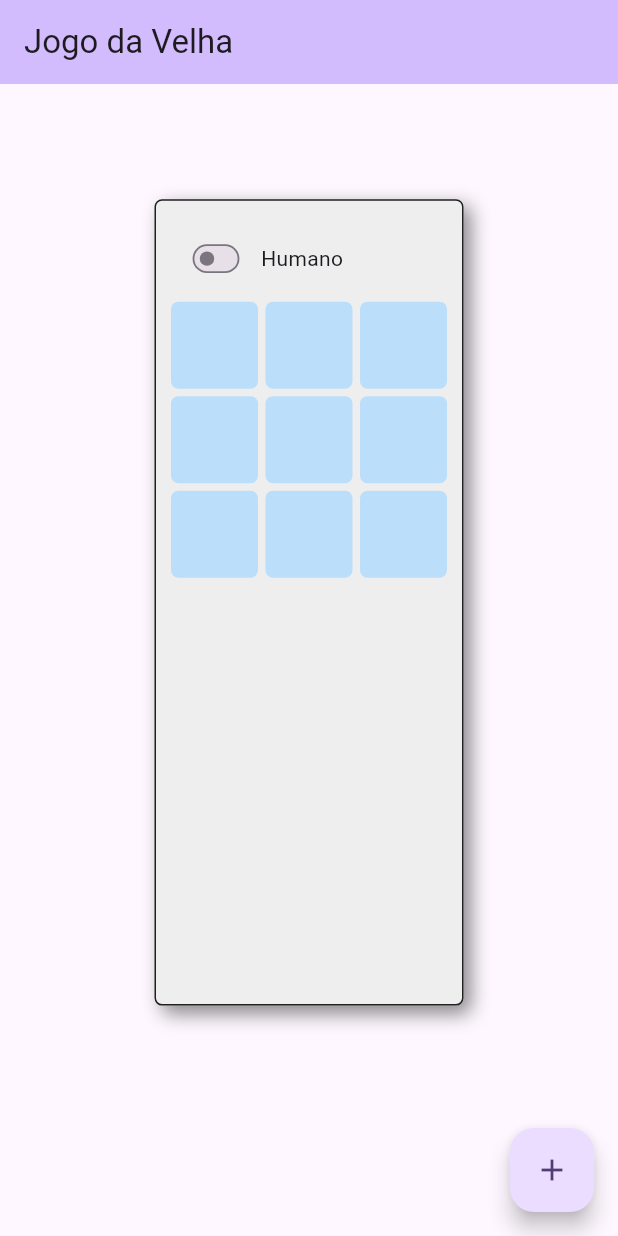
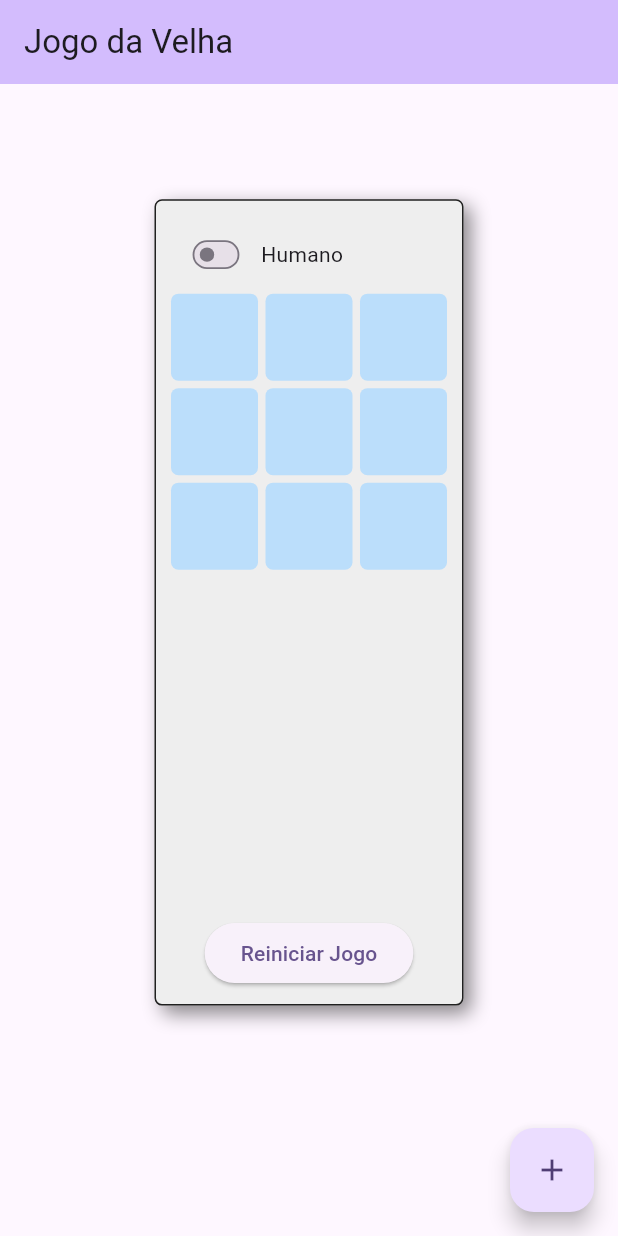
Before and after one commit to Juh-Santos/app-jogo-da-velha, a Flutter app: the screen it shows after launch, on a phone screen of 412 x 824 dp. Run offline on Flutter 3.47's test engine with Material 3 defaults, Android fonts, the phone set to English and light mode, and no system bars.

Commit message:
Update jodo_da_velha.dart

```diff
--- a/lib/componetes.dart/jodo_da_velha.dart
+++ b/lib/componetes.dart/jodo_da_velha.dart
@@ -177,6 +177,10 @@ class _JogoDaVelhaState extends State<JogoDaVelha> {
             ),
           ),
         ),
+        ElevatedButton(
+          onPressed: _iniciarJogo,
+          child: const Text('Reiniciar Jogo'),
+        ),
       ],
     );
   }
```
